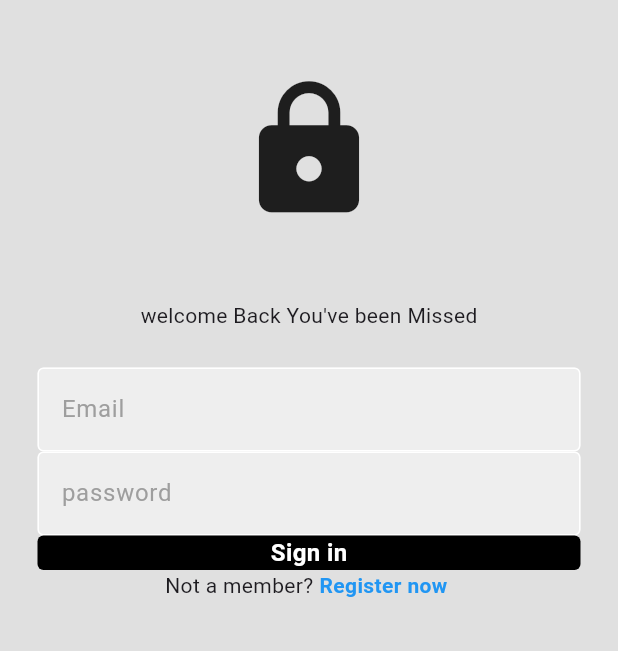
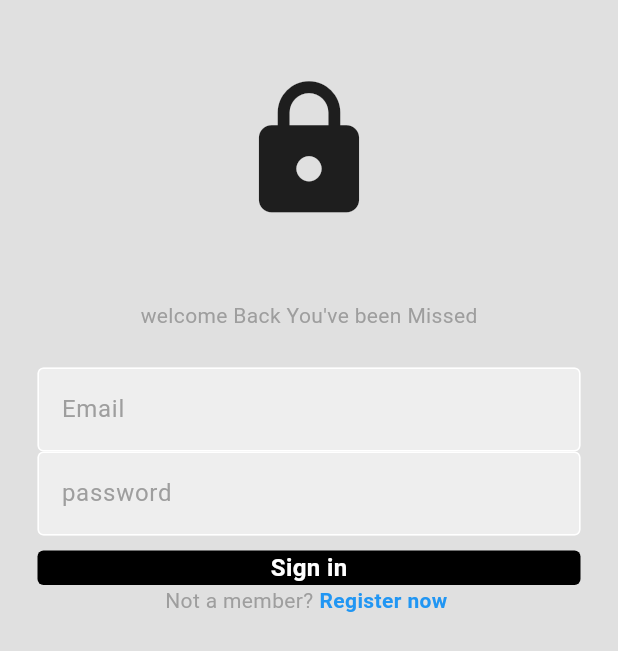
Before and after one commit to NaVindu0315/DApp, a Flutter app: the screen it shows after launch, on a phone screen of 412 x 824 dp. Shown: the top 651 px of the screen. Run offline on Flutter 3.47's test engine with Material 3 defaults, Android fonts, the phone set to English and light mode, and no system bars.

```diff
--- a/lib/pages/login_page.dart
+++ b/lib/pages/login_page.dart
@@ -39,6 +39,9 @@ class _LoginPageState extends State<LoginPage> {
                 //welcome back message
                 Text(
                   "welcome Back You've been Missed",
+                  style: TextStyle(
+                    color: Colors.grey,
+                  ),
                 ),
                 SizedBox(
                   height: 25,
@@ -55,6 +58,9 @@ class _LoginPageState extends State<LoginPage> {
                     controller: passwordTextController,
                     hintText: 'password',
                     obsecureText: true),
+                SizedBox(
+                  height: 10,
+                ),
 
                 //sign in button
                 MyButton(onTap: null, text: "Sign in"),
@@ -63,7 +69,12 @@ class _LoginPageState extends State<LoginPage> {
                 Row(
                   mainAxisAlignment: MainAxisAlignment.center,
                   children: [
-                    Text('Not a member?'),
+                    Text(
+                      'Not a member?',
+                      style: TextStyle(
+                        color: Colors.grey,
+                      ),
+                    ),
                     SizedBox(
                       width: 4,
                     ),
```
Also changed, not shown: 1 other file.
